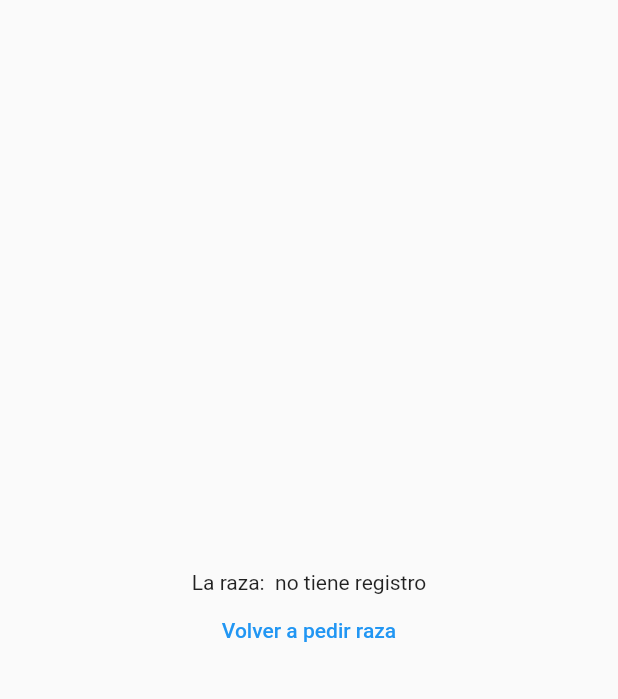
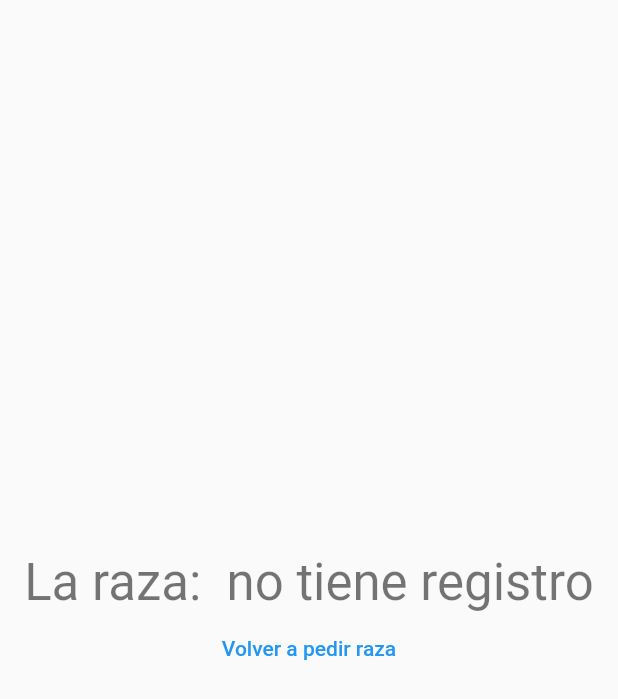
Before and after one commit to AnjuHeart/actividad-perrona, a Flutter app: the VistaMostrandoRazaNoEncontrada widget shown alone on an empty page, opened directly with empty values, on a phone screen of 412 x 824 dp. Shown: the top 699 px of the screen. Run offline on Flutter 3.47's test engine with Material 2 defaults, Android fonts, the phone set to English and light mode, and no system bars; our stand-ins replace bloc, flutter_bloc, fpdart.

Commit message:
diseño y estilos

```diff
--- a/lib/caracteristicas/vistas/vista_mostrando_no_encontrada.dart
+++ b/lib/caracteristicas/vistas/vista_mostrando_no_encontrada.dart
@@ -11,7 +11,11 @@ class VistaMostrandoRazaNoEncontrada extends StatelessWidget {
     return Column(
       mainAxisAlignment: MainAxisAlignment.center,
       children: [
-        Center(child: Text("La raza: $raza no tiene registro")),
+        Center(
+            child: Text(
+          "La raza: $raza no tiene registro",
+          style: Theme.of(context).textTheme.headline4,
+        )),
         TextButton(
             onPressed: () {
               var bloc = context.read<BlocDogVerification>();
--- a/lib/caracteristicas/vistas/vista_solicitud.dart
+++ b/lib/caracteristicas/vistas/vista_solicitud.dart
@@ -42,6 +42,9 @@ class _VistaSolicitudRazaState extends State<VistaSolicitudRaza> {
             ),
           ),
         ),
+        const SizedBox(
+          height: 20,
+        ),
         TextButton(
             style: ButtonStyle(
               foregroundColor: _usuarioValidado
--- a/lib/caracteristicas/vistas/vista_solicitud_actualizacion.dart
+++ b/lib/caracteristicas/vistas/vista_solicitud_actualizacion.dart
@@ -11,7 +11,7 @@ class VistaSolicitudActualizacion extends StatelessWidget {
       child: Column(
         mainAxisAlignment: MainAxisAlignment.center,
         children: [
-          Text("Actualizate compaye",
+          Text("Solicitud incorrecta",
               style: Theme.of(context).textTheme.headline2),
           TextButton(
               onPressed: () {
```
Also changed, not shown: lib/caracteristicas/vistas/vista_mostrando_confirmado.dart (+14 -3 lines).
